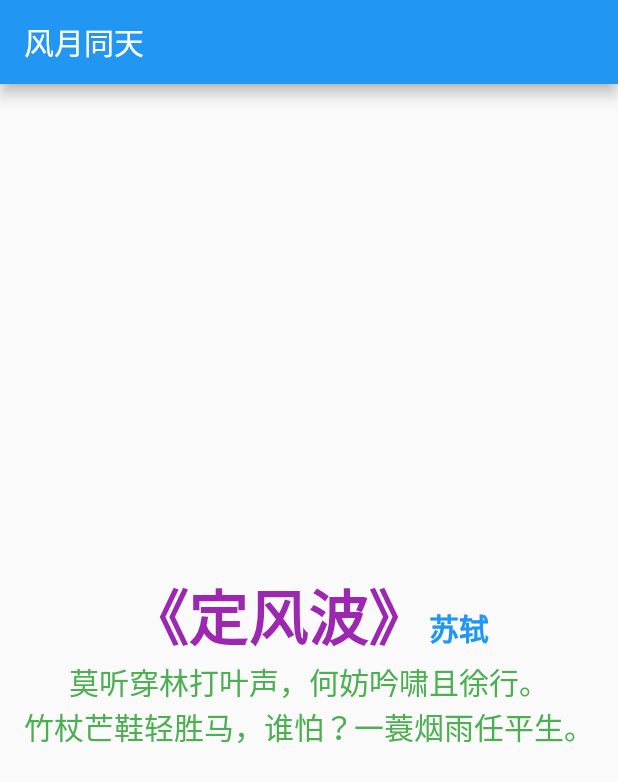
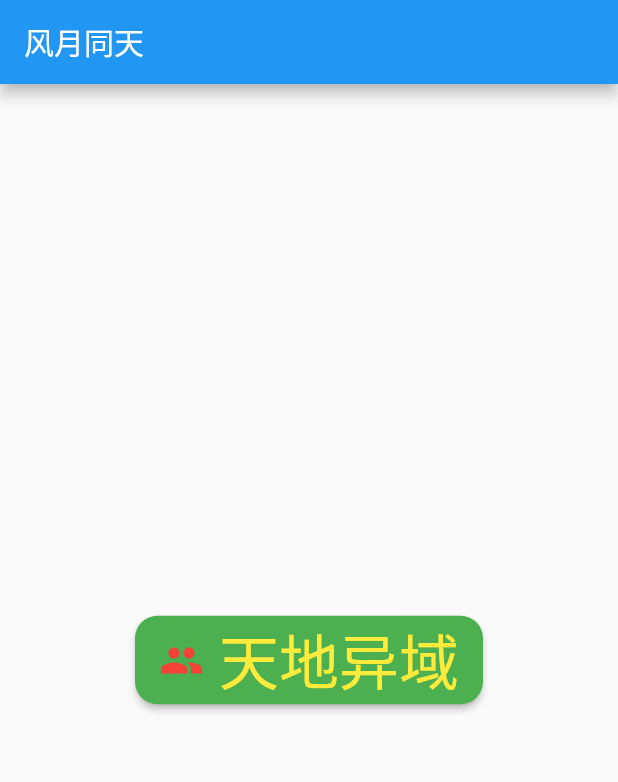
Before and after one commit to ue4-fans-code521/flutter_dart, a Flutter app: the screen it shows after launch, on a phone screen of 412 x 824 dp. Shown: the top 782 px of the screen. Run offline on Flutter 3.47's test engine with Material 2 defaults, Android fonts, the phone set to English and light mode, and no system bars.

Commit message:
5-按钮组件

```diff
--- a/lib/main.dart
+++ b/lib/main.dart
@@ -11,14 +11,79 @@ class MyApp extends StatelessWidget {
       appBar: AppBar(
         title: Text("风月同天"),
       ),
-      body: textRichWidget(),
+      body: SelfDefButtonWidget(),
+//      body: ButtonWidget(),
+//      body: textRichWidget(),
 //      body: textWidget(),
 //      body: AppContainer(),
     ));
   }
 }
 
-//我们使用另外一个文本组件text.rich
+///下面是我们自定义的button组件
+class SelfDefButtonWidget extends StatelessWidget {
+  @override
+  Widget build(BuildContext context) {
+    return Center(
+      child: RaisedButton(
+        onPressed: () => print("点击自定义button"),
+        color: Colors.green,
+        child: Row(
+          children: <Widget>[
+            Icon(
+              Icons.people,
+              size: 30,
+              color: Colors.red,
+            ),
+            SizedBox(
+              width: 10,
+            ),
+            Text(
+              "天地异域",
+              style: TextStyle(color: Colors.yellow, fontSize: 40),
+            ),
+          ],
+          mainAxisSize: MainAxisSize.min,
+        ),
+        //给button添加圆角
+        shape: RoundedRectangleBorder(borderRadius: BorderRadius.circular(15)),
+      ),
+    );
+  }
+}
+
+///自定义组件-包含常见的几种button小部件
+class ButtonWidget extends StatelessWidget {
+  @override
+  Widget build(BuildContext context) {
+    return Center(
+      child: Column(
+        mainAxisAlignment: MainAxisAlignment.center,
+        children: <Widget>[
+          //我们将几种常见的button进行一一的列出
+          RaisedButton(
+            child: Text("RaisedButton"),
+            onPressed: () => print("我是RaisedButton按钮"),
+          ),
+          FlatButton(
+            child: Text("FlatButton"),
+            onPressed: () => print("我是FlatButton按钮"),
+          ),
+          OutlineButton(
+            child: Text("OutlineButton"),
+            onPressed: () => print("我是OutlineButton按钮"),
+          ),
+          FloatingActionButton(
+            child: Text("FloatingActionButton"),
+            onPressed: () => print("我是FloatingActionButton按钮"),
+          )
+        ],
+      ),
+    );
+  }
+}
+
+///我们使用另外一个文本组件text.rich
 class textRichWidget extends StatelessWidget {
   @override
   Widget build(BuildContext context) {
@@ -32,7 +97,11 @@ class textRichWidget extends StatelessWidget {
                   color: Colors.purple,
                   fontWeight: FontWeight.bold)),
           TextSpan(
-              text: "苏轼", style: TextStyle(fontSize: 20, color: Colors.blue,fontWeight: FontWeight.bold)),
+              text: "苏轼",
+              style: TextStyle(
+                  fontSize: 20,
+                  color: Colors.blue,
+                  fontWeight: FontWeight.bold)),
           TextSpan(
               text: "\n莫听穿林打叶声，何妨吟啸且徐行。\n竹杖芒鞋轻胜马，谁怕？一蓑烟雨任平生。",
               style: TextStyle(fontSize: 20, color: Colors.green)),
@@ -43,7 +112,7 @@ class textRichWidget extends StatelessWidget {
   }
 }
 
-//text组件
+///text组件
 class textWidget extends StatelessWidget {
   @override
   Widget build(BuildContext context) {
```
